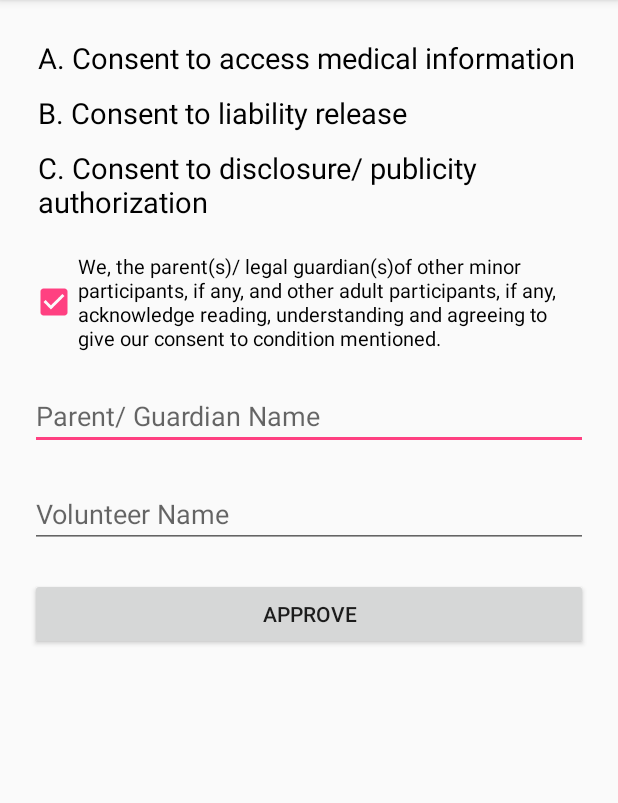
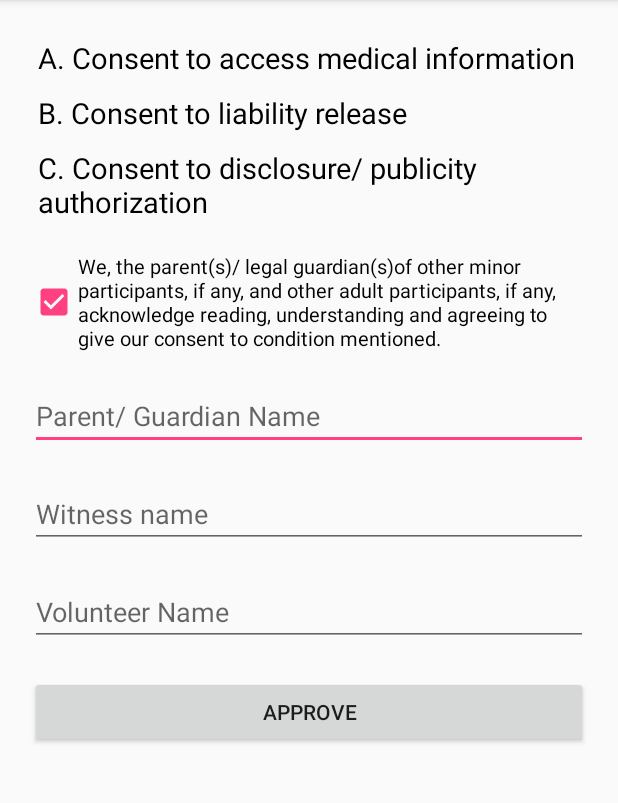
Before and after one commit to Mumbai2017/team-16, an Android app: the ConsentForm screen opened directly, with no data from a screen before it, after a tap on "APPROVE", on a phone screen of 412 x 824 dp, the part 84-887 px from its top. Run offline under Robolectric (Android 15) with nearby library versions, the phone set to English and light mode, and no system bars; 1 other tap on this screen came first.

Commit message:
consent form modified

```diff
--- a/App/makeAwish/app/src/main/java/good/force/teah/makeawish/ConsentForm.java
+++ b/App/makeAwish/app/src/main/java/good/force/teah/makeawish/ConsentForm.java
@@ -10,7 +10,7 @@ import android.widget.Button;
 import android.widget.Toast;
 
 public class ConsentForm extends AppCompatActivity {
-EditText parentName,  formExplainedBy;
+EditText parentName,  formExplainedBy, witness;
 CheckBox checkBox;
 boolean flag=false;
     Button approve;
@@ -21,6 +21,7 @@ boolean flag=false;
 
         parentName=(EditText)findViewById(R.id.editText);
         formExplainedBy=(EditText)findViewById(R.id.editText2);
+        witness=(EditText)findViewById(R.id.editText3);
         approve=(Button)findViewById(R.id.approveButton);
         checkBox=(CheckBox)findViewById(R.id.checkBox);
         checkBox.setOnClickListener(new View.OnClickListener() {
@@ -41,7 +42,7 @@ boolean flag=false;
         approve.setOnClickListener(new View.OnClickListener() {
             @Override
             public void onClick(View v) {
-                if(parentName.getText().toString().length()==0 || formExplainedBy.getText().toString().length()==0)
+                if(parentName.getText().toString().length()==0 || formExplainedBy.getText().toString().length()==0 || witness.getText().toString().length()==0)
                 {
                     Toast.makeText(getApplicationContext(),"Please enter all the values",Toast.LENGTH_LONG).show();
                 }
--- a/App/makeAwish/app/src/main/res/layout/activity_consent_form.xml
+++ b/App/makeAwish/app/src/main/res/layout/activity_consent_form.xml
@@ -57,6 +57,15 @@
 
     <EditText
         android:layout_marginTop="20sp"
+        android:id="@+id/editText3"
+        android:layout_width="match_parent"
+        android:layout_height="wrap_content"
+        android:ems="10"
+        android:inputType="textPersonName"
+        android:hint="Witness name" />
+
+    <EditText
+        android:layout_marginTop="20sp"
         android:id="@+id/editText2"
         android:layout_width="match_parent"
         android:layout_height="wrap_content"
```
